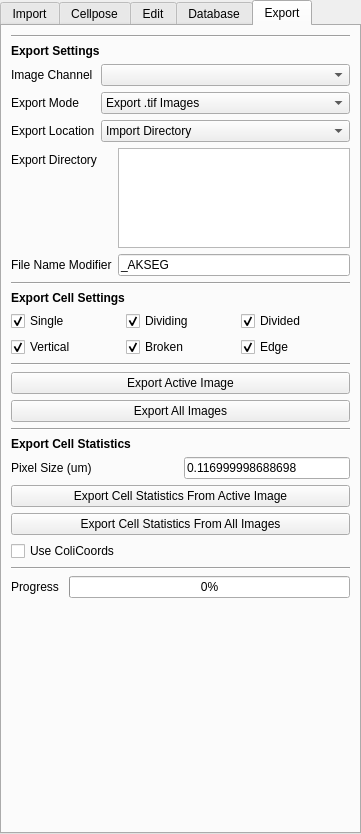
Old version of the form src/napari_akseg/akseg_ui.ui in the repository piedrro/napari-akseg.
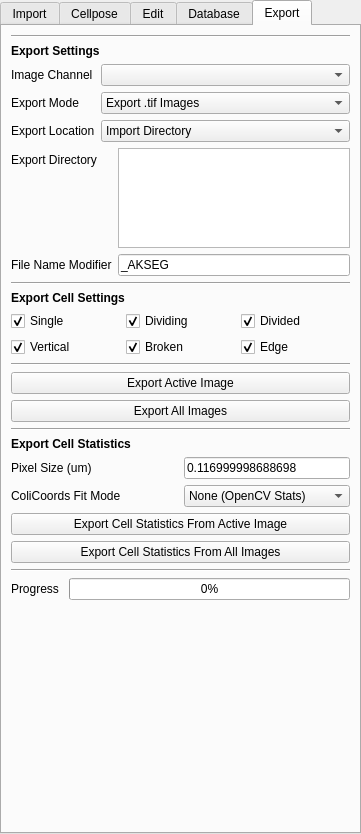
New version of the form. The open tabs and pages were chosen to show the change.

Commit message: Added ColiCoords Statistics

What changed in the file:
```diff
--- a/src/napari_akseg/akseg_ui.ui
+++ b/src/napari_akseg/akseg_ui.ui
@@ -2141,6 +2141,27 @@
         </property>
        </widget>
       </item>
+      <item row="1" column="1">
+       <widget class="QComboBox" name="export_colicoords_mode">
+        <item>
+         <property name="text">
+          <string>None (OpenCV Stats)</string>
+         </property>
+        </item>
+        <item>
+         <property name="text">
+          <string>Mask</string>
+         </property>
+        </item>
+       </widget>
+      </item>
+      <item row="1" column="0">
+       <widget class="QLabel" name="label_54">
+        <property name="text">
+         <string>ColiCoords Fit Mode</string>
+        </property>
+       </widget>
+      </item>
      </layout>
     </item>
     <item>
@@ -2157,13 +2178,6 @@
       </property>
      </widget>
     </item>
-    <item>
-     <widget class="QCheckBox" name="statistics_colicoords">
-      <property name="text">
-       <string>Use ColiCoords</string>
-      </property>
-     </widget>
-    </item>
     <item>
      <widget class="Line" name="line_3">
       <property name="orientation">
```
The commit also changes 4 other files.
